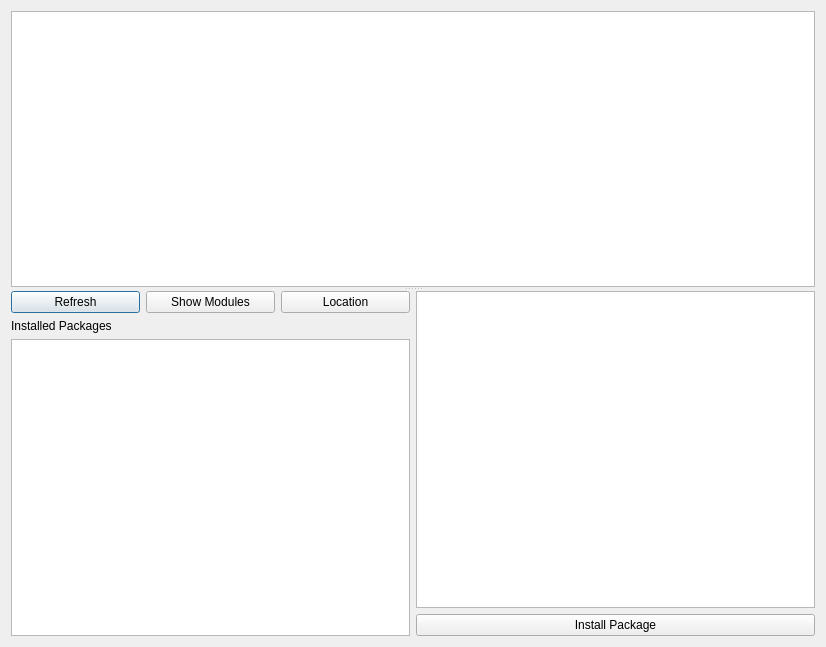
babayoshihiko/python_module_manager, file python_module_manager_dialog_base.ui: the form before one commit.
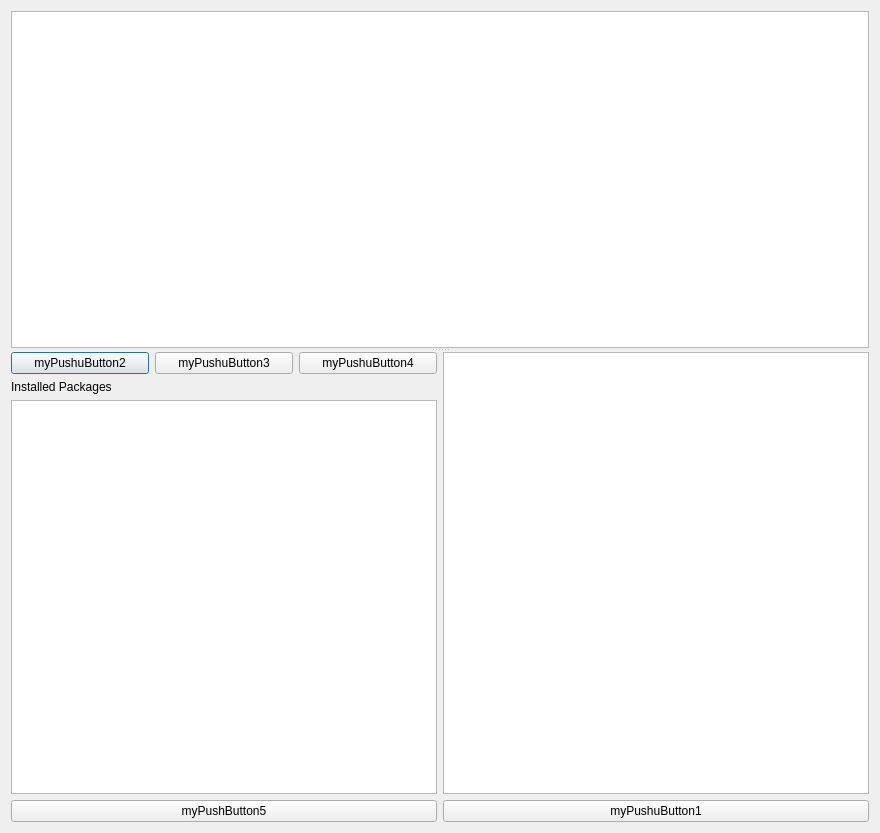
The form after the commit.

Commit message: Uses importlib instead of pkg_resources; Check the latest version

What changed in the file:
```diff
--- a/python_module_manager_dialog_base.ui
+++ b/python_module_manager_dialog_base.ui
@@ -6,8 +6,8 @@
    <rect>
     <x>0</x>
     <y>0</y>
-    <width>826</width>
-    <height>647</height>
+    <width>880</width>
+    <height>833</height>
    </rect>
   </property>
   <property name="windowTitle">
@@ -26,7 +26,7 @@
        </item>
       </layout>
      </widget>
-     <widget class="QWidget" name="">
+     <widget class="QWidget" name="layoutWidget">
       <layout class="QVBoxLayout" name="verticalLayout">
        <item>
         <layout class="QVBoxLayout" name="verticalLayout_2">
@@ -39,21 +39,21 @@
                <item>
                 <widget class="QPushButton" name="myPushButton2">
                  <property name="text">
-                  <string>Refresh</string>
+                  <string>myPushuButton2</string>
                  </property>
                 </widget>
                </item>
                <item>
-                <widget class="QPushButton" name="myPushButton1">
+                <widget class="QPushButton" name="myPushButton3">
                  <property name="text">
-                  <string>Show Modules</string>
+                  <string>myPushuButton3</string>
                  </property>
                 </widget>
                </item>
                <item>
                 <widget class="QPushButton" name="myPushButton4">
                  <property name="text">
-                  <string>Location</string>
+                  <string>myPushuButton4</string>
                  </property>
                 </widget>
                </item>
@@ -69,6 +69,17 @@
              <item>
               <widget class="QListWidget" name="myListWidget"/>
              </item>
+             <item>
+              <layout class="QHBoxLayout" name="horizontalLayout_3">
+               <item>
+                <widget class="QPushButton" name="myPushButton5">
+                 <property name="text">
+                  <string>myPushButton5</string>
+                 </property>
+                </widget>
+               </item>
+              </layout>
+             </item>
             </layout>
            </item>
            <item>
@@ -84,9 +95,9 @@
               </widget>
              </item>
              <item>
-              <widget class="QPushButton" name="myPushButton3">
+              <widget class="QPushButton" name="myPushButton1">
                <property name="text">
-                <string>Install Package</string>
+                <string>myPushuButton1</string>
                </property>
               </widget>
              </item>
```
The commit also changes 2 other files.
